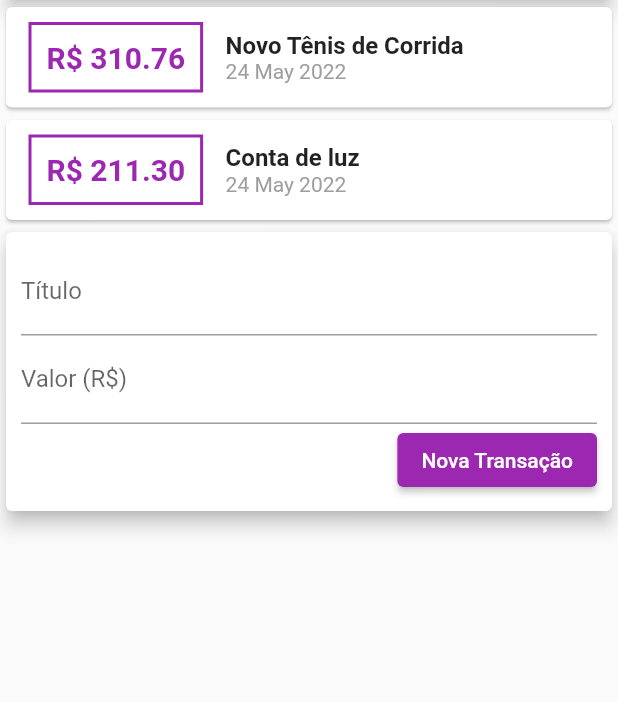
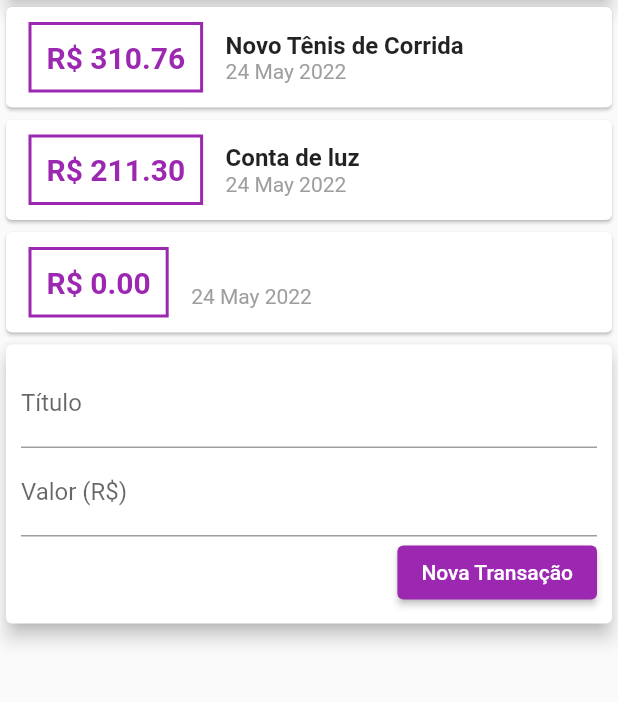
Before and after one commit to adejar12/flutter, a Flutter app: the screen it shows after launch, after a tap on "Nova Transação", on a phone screen of 412 x 824 dp, the part 119-821 px from its top. Run offline on Flutter 3.47's test engine with Material 2 defaults, Android fonts, the phone set to English and light mode, and no system bars.

Commit message:
feat: adding comunication of transaction_form with transaction_user

```diff
--- a/despesas/lib/components/transaction_form.dart
+++ b/despesas/lib/components/transaction_form.dart
@@ -3,6 +3,9 @@ import 'package:flutter/material.dart';
 class TransactionForm extends StatelessWidget {
   String title = "";
   String value = "";
+  final void Function(String, double) onSubmit;
+
+  TransactionForm({required this.onSubmit});
 
   @override
   Widget build(BuildContext context) {
@@ -24,8 +27,7 @@ class TransactionForm extends StatelessWidget {
             children: [
               ElevatedButton(
                 onPressed: () {
-                  print(title);
-                  print(value);
+                  onSubmit(title, double.tryParse(value) ?? 0.00);
                 },
                 child: const Text('Nova Transação'),
                 style: ElevatedButton.styleFrom(
--- a/despesas/lib/components/transaction_user.dart
+++ b/despesas/lib/components/transaction_user.dart
@@ -1,3 +1,5 @@
+import 'dart:math';
+
 import 'package:flutter/material.dart';
 import 'package:despesas/models/transation.dart';
 import 'package:despesas/components/transaction_form.dart';
@@ -26,12 +28,25 @@ class _TransactionUserState extends State<TransactionUser> {
     )
   ];
 
+  _addTransaction(String title, double value) {
+    final newTrasation = Transaction(
+      id: Random().nextDouble().toString(),
+      title: title,
+      value: value,
+      date: DateTime.now(),
+    );
+
+    setState(() {
+      _transactions.add(newTrasation);
+    });
+  }
+
   @override
   Widget build(BuildContext context) {
     return Column(
       children: [
         TransactionList(transactions: _transactions),
-        TransactionForm(),
+        TransactionForm(onSubmit: _addTransaction),
       ],
     );
   }
```
